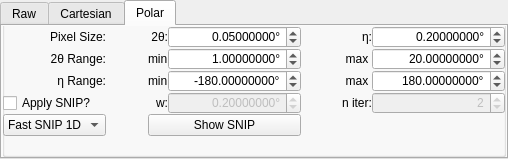
Above: hexrd/ui/resources/ui/image_mode_widget.ui from HEXRD/hexrdgui before the change. Below: the same form after it.
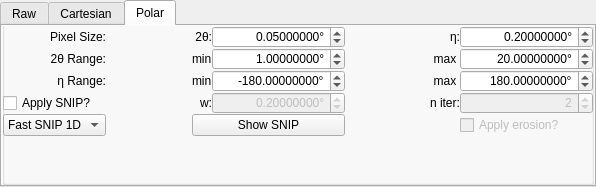
That is the form after the change. Custom widgets are drawn as their Qt base class.

Commit message:
Add polar binary erosion to remove edge artifacts
This adds an "Apply erosion?" checkbox to the polar tab of the
image mode widget, which can only be checked if "Apply SNIP?" is
checked.

If checked, a binary erosion is applied to the panel buffer mask, and
it uses 2x the snip width for the structure. This sets edge artifacts
to zero.

What changed in the file:
```diff
--- a/hexrd/ui/resources/ui/image_mode_widget.ui
+++ b/hexrd/ui/resources/ui/image_mode_widget.ui
@@ -6,8 +6,8 @@
    <rect>
     <x>0</x>
     <y>0</y>
-    <width>508</width>
-    <height>159</height>
+    <width>596</width>
+    <height>187</height>
    </rect>
   </property>
   <layout class="QGridLayout" name="gridLayout_4">
@@ -749,6 +749,19 @@
                 </property>
                </widget>
               </item>
+              <item row="4" column="7">
+               <widget class="QCheckBox" name="polar_apply_erosion">
+                <property name="enabled">
+                 <bool>false</bool>
+                </property>
+                <property name="toolTip">
+                 <string>Apply binary erosion to eliminate edge artifacts.</string>
+                </property>
+                <property name="text">
+                 <string>Apply erosion?</string>
+                </property>
+               </widget>
+              </item>
              </layout>
             </item>
            </layout>
```
Left out of the diff: 13 changed lines with no effect on the pictures. The commit also changes 4 other files.
